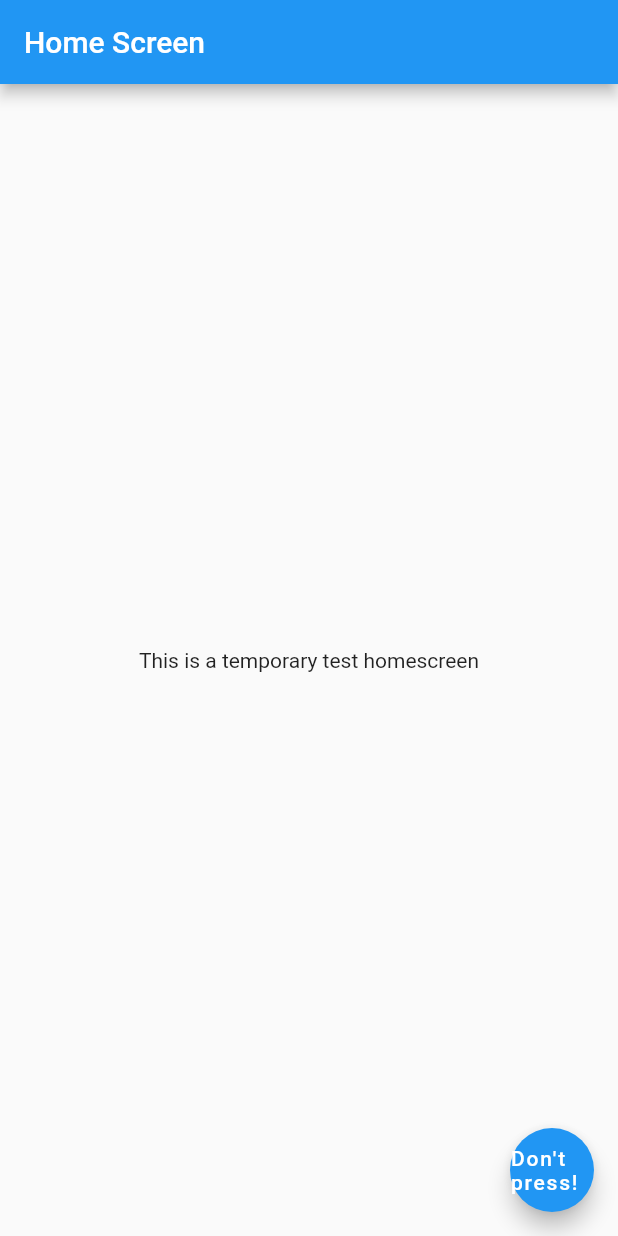
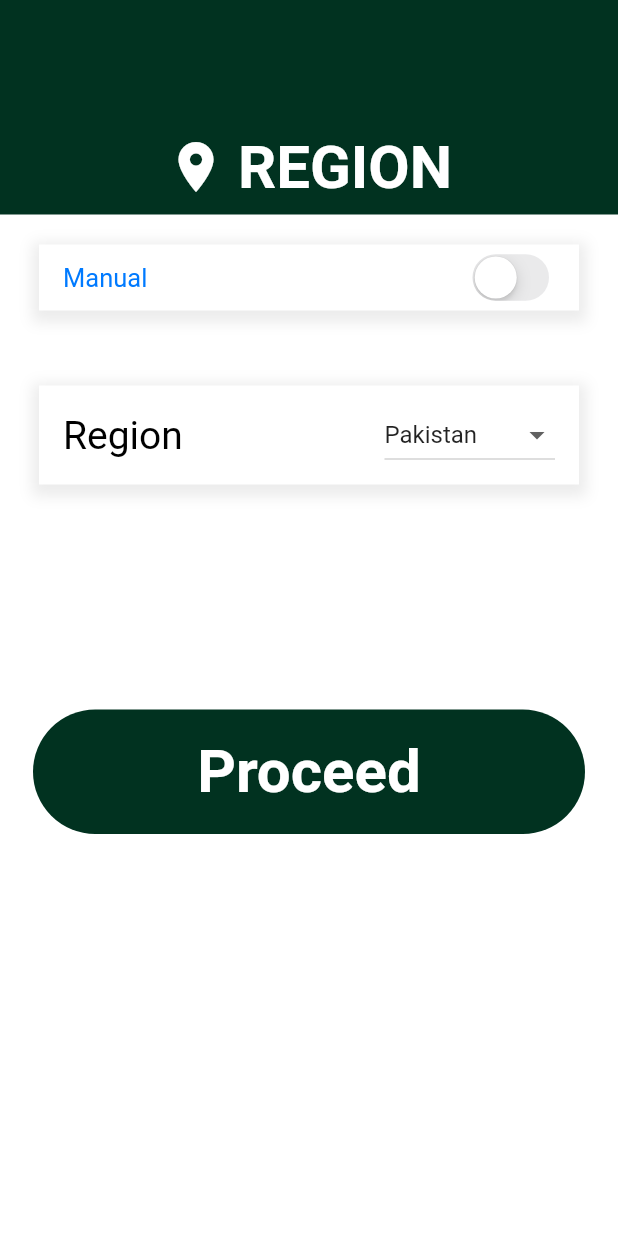
Before and after one commit to Halfbloodprince3109/Namaz_now_flutter, a Flutter app: the screen it shows after launch, on a phone screen of 412 x 824 dp. Run offline on Flutter 3.47's test engine with Material 2 defaults, Android fonts, the light colour scheme and no system bars; our stand-ins replace get.

Commit message:
Region_screen created and completed, linked it just after splash screen and from proceed on region screen navigated to temporary home screen

```diff
--- /dev/null
+++ b/lib/Region_screen.dart
@@ -0,0 +1,178 @@
+import 'package:flutter/cupertino.dart';
+import 'package:flutter/material.dart';
+import './temporary_home.dart';
+
+class RegionSelectionScreen extends StatefulWidget {
+  @override
+  _RegionSelectionScreenState createState() => _RegionSelectionScreenState();
+}
+
+class _RegionSelectionScreenState extends State<RegionSelectionScreen> {
+  String selectedRegion = 'Pakistan'; // Initial selection
+  bool isManualSelection = false;
+
+  @override
+  Widget build(BuildContext context) {
+    return Scaffold(
+      backgroundColor: Colors.white,
+      body: Column(
+        children: [
+          Container(
+            width: double.infinity,
+            height: 143,
+            decoration: BoxDecoration(color: Color(0xFF013220)),
+            child: Column(
+              mainAxisAlignment: MainAxisAlignment.end,
+              children: [
+                Container(
+                  padding: EdgeInsets.only(bottom: 8.0),
+                  child: Row(
+                    mainAxisAlignment: MainAxisAlignment.center,
+                    children: [
+                      Container(
+                        padding: EdgeInsets.only(right: 8.0),
+                        child: Icon(
+                          Icons.location_on,
+                          color: Colors.white,
+                          size: 40.0,
+                        ),
+                      ),
+                      Text(
+                        "REGION",
+                        style: TextStyle(
+                          fontSize: 40.0,
+                          fontWeight: FontWeight.bold,
+                          color: Colors.white,
+                        ),
+                      ),
+                    ],
+                  ),
+                ),
+              ],
+            ),
+          ),
+          SizedBox(height: 20),
+
+          Container(
+            width: 360,
+            height: 44,
+            decoration: BoxDecoration(
+              color: Colors.white,
+              boxShadow: [
+                BoxShadow(
+                  color: Colors.grey.withOpacity(0.2),
+                  spreadRadius: 5,
+                  blurRadius: 7,
+                  offset: Offset(0, 3),
+                ),
+              ],
+            ),
+            padding: const EdgeInsets.symmetric(horizontal: 16),
+            child: Row(
+              children: [
+                Text(
+                  'Manual',
+                  style: TextStyle(
+                    color: Color(0xFF007AFF),
+                    fontSize: 17.0,
+                    fontWeight: FontWeight.w400,
+                  ),
+                ),
+                SizedBox(width: 8),
+                Spacer(),
+                CupertinoSwitch(
+                  value: isManualSelection,
+                  onChanged: (value) {
+                    setState(() {
+                      isManualSelection = value;
+                    });
+                  },
+                  activeColor: Colors.green, // Change to your desired color
+                ),
+              ],
+            ),
+          ),
+          SizedBox(height: 50), // Add space here
+
+          Container(
+            width: 360,
+            height: 66,
+            decoration: BoxDecoration(
+              color: Colors.white,
+              boxShadow: [
+                BoxShadow(
+                  color: Colors.grey.withOpacity(0.2),
+                  spreadRadius: 5,
+                  blurRadius: 7,
+                  offset: Offset(0, 3),
+                ),
+              ],
+            ),
+            padding: const EdgeInsets.symmetric(horizontal: 16),
+            child: Row(
+              children: [
+                Text(
+                  'Region',
+                  style: TextStyle(
+                    color: Colors.black,
+                    fontSize: 26.0,
+                    fontWeight: FontWeight.w400,
+                  ),
+                ),
+                SizedBox(width: 8),
+                Spacer(),
+                DropdownButton<String>(
+                  value: selectedRegion,
+                  onChanged: (String? newValue) {
+                    setState(() {
+                      selectedRegion = newValue!;
+                    });
+                  },
+                  items: <String>[
+                    'Pakistan',
+                    'Australia',
+                    'India',
+                    'Saudi Arabia'
+                  ].map((String value) {
+                    return DropdownMenuItem<String>(
+                      value: value,
+                      child: Text(value),
+                    );
+                  }).toList(),
+                ),
+              ],
+            ),
+          ),
+          SizedBox(height: 150), // Add significant space here
+
+          GestureDetector(
+            onTap: () {
+              // Navigate to the new screen when "Proceed" is tapped
+              Navigator.of(context).push(
+                MaterialPageRoute(builder: (context) => HomeScreen()),
+              );
+            },
+            child: Container(
+              width: 368,
+              height: 83,
+              decoration: ShapeDecoration(
+                color: Color(0xFF013220),
+                shape: RoundedRectangleBorder(
+                  borderRadius: BorderRadius.circular(79),
+                ),
+              ),
+              child: Center(
+                child: Text("Proceed",
+                    style: TextStyle(
+                      color: Colors.white,
+                      fontSize: 40.0,
+                      fontWeight: FontWeight.bold,
+                    )),
+              ),
+            ),
+          )
+        ],
+      ),
+    );
+  }
+}
--- a/lib/splash_screen.dart
+++ b/lib/splash_screen.dart
@@ -4,6 +4,7 @@
 // import 'package:namaz_mode_app/Hexagon_Painter_splashscreen.dart';
 import 'temporary_home.dart';
 import 'package:flutter/material.dart';
+import './Region_screen.dart';
 
 class SplashScreen extends StatefulWidget {
   @override
@@ -20,7 +21,7 @@
       Duration(seconds: duration),
       () {
         Navigator.of(context).pushReplacement(
-          MaterialPageRoute(builder: (context) => HomeScreen()),
+          MaterialPageRoute(builder: (context) => RegionSelectionScreen()),
         );
       },
     );
```
Also changed, not shown: assets/globeicon.png (added).
